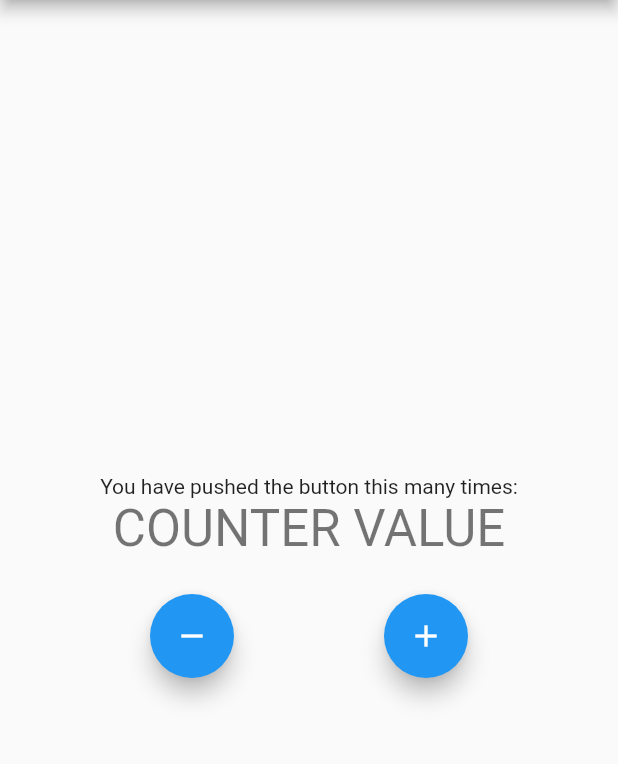
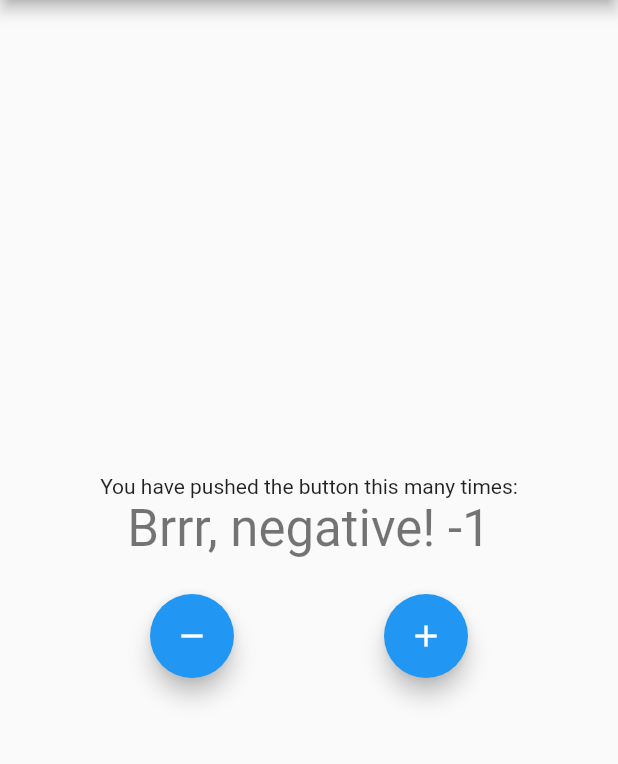
Before and after one commit to robsonsilv4/bloc_hero, a Flutter app: the screen it shows after launch, after a tap on the "remove" icon, on a phone screen of 412 x 824 dp, the part 84-848 px from its top. Run offline on Flutter 3.47's test engine with Material 2 defaults, Android fonts, the phone set to English and light mode, and no system bars; our stand-ins replace bloc, flutter_bloc.

Commit message:
feat: add counter cubit

```diff
--- /dev/null
+++ b/lib/cubit/counter_cubit.dart
@@ -0,0 +1,22 @@
+import 'package:bloc/bloc.dart';
+import 'package:meta/meta.dart';
+
+part 'counter_state.dart';
+
+class CounterCubit extends Cubit<CounterState> {
+  CounterCubit() : super(CounterState(counterValue: 0));
+
+  void increment() => emit(
+        CounterState(
+          counterValue: state.counterValue + 1,
+          wasIncremented: true,
+        ),
+      );
+
+  void decrement() => emit(
+        CounterState(
+          counterValue: state.counterValue - 1,
+          wasIncremented: false,
+        ),
+      );
+}
--- /dev/null
+++ b/lib/cubit/counter_state.dart
@@ -0,0 +1,11 @@
+part of 'counter_cubit.dart';
+
+class CounterState {
+  final int counterValue;
+  final bool wasIncremented;
+
+  CounterState({
+    @required this.counterValue,
+    this.wasIncremented,
+  });
+}
--- a/lib/main.dart
+++ b/lib/main.dart
@@ -1,4 +1,7 @@
 import 'package:flutter/material.dart';
+import 'package:flutter_bloc/flutter_bloc.dart';
+
+import 'cubit/counter_cubit.dart';
 
 void main() {
   runApp(App());
@@ -7,13 +10,16 @@ void main() {
 class App extends StatelessWidget {
   @override
   Widget build(BuildContext context) {
-    return MaterialApp(
+    return BlocProvider(
+      create: (context) => CounterCubit(),
+      child: MaterialApp(
         title: 'Bloc Hero',
         theme: ThemeData(
           primarySwatch: Colors.blue,
           visualDensity: VisualDensity.adaptivePlatformDensity,
         ),
         home: HomePage(title: 'Bloc Hero'),
+      ),
     );
   }
 }
@@ -41,9 +47,47 @@ class _HomePageState extends State<HomePage> {
             Text(
               'You have pushed the button this many times:',
             ),
-            Text(
-              'COUNTER VALUE',
+            BlocConsumer<CounterCubit, CounterState>(
+              listener: (context, state) {
+                if (state.wasIncremented == true) {
+                  Scaffold.of(context).showSnackBar(
+                    SnackBar(
+                      content: Text('Incremented'),
+                      duration: Duration(milliseconds: 300),
+                    ),
+                  );
+                } else if (state.wasIncremented == false) {
+                  Scaffold.of(context).showSnackBar(
+                    SnackBar(
+                      content: Text('Incremented'),
+                      duration: Duration(milliseconds: 300),
+                    ),
+                  );
+                }
+              },
+              builder: (context, state) {
+                if (state.counterValue < 0) {
+                  return Text(
+                    'Brrr, negative! ${state.counterValue}',
                     style: Theme.of(context).textTheme.headline4,
+                  );
+                } else if (state.counterValue % 2 == 0) {
+                  return Text(
+                    'Yay! ${state.counterValue}',
+                    style: Theme.of(context).textTheme.headline4,
+                  );
+                } else if (state.counterValue == 5) {
+                  return Text(
+                    'Hummm, number 5.',
+                    style: Theme.of(context).textTheme.headline4,
+                  );
+                } else {
+                  return Text(
+                    state.counterValue.toString(),
+                    style: Theme.of(context).textTheme.headline4,
+                  );
+                }
+              },
             ),
             SizedBox(height: 24.0),
             Row(
@@ -52,12 +96,16 @@ class _HomePageState extends State<HomePage> {
                 FloatingActionButton(
                   tooltip: 'Decrement',
                   child: Icon(Icons.remove),
-                  onPressed: () {},
+                  onPressed: () {
+                    BlocProvider.of<CounterCubit>(context).decrement();
+                  },
                 ),
                 FloatingActionButton(
                   tooltip: 'Increment',
                   child: Icon(Icons.add),
-                  onPressed: () {},
+                  onPressed: () {
+                    BlocProvider.of<CounterCubit>(context).increment();
+                  },
                 ),
               ],
             ),
```
Lines whose indentation alone changed are shown as unchanged.
